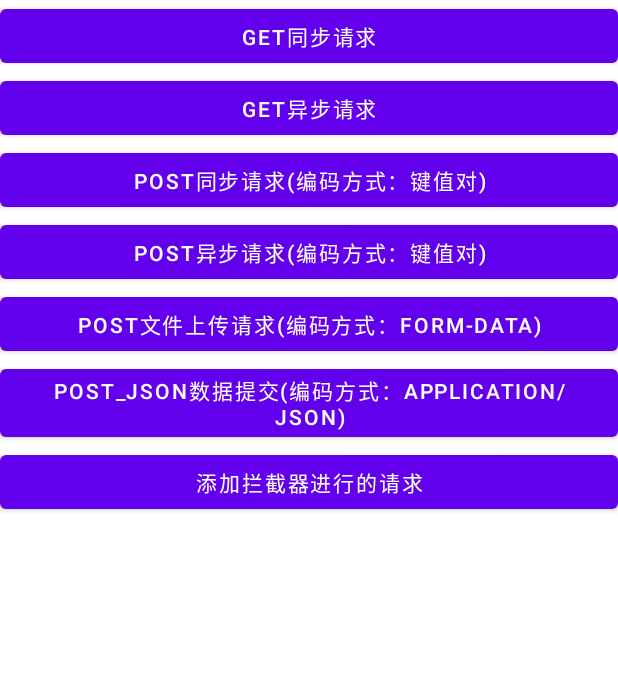
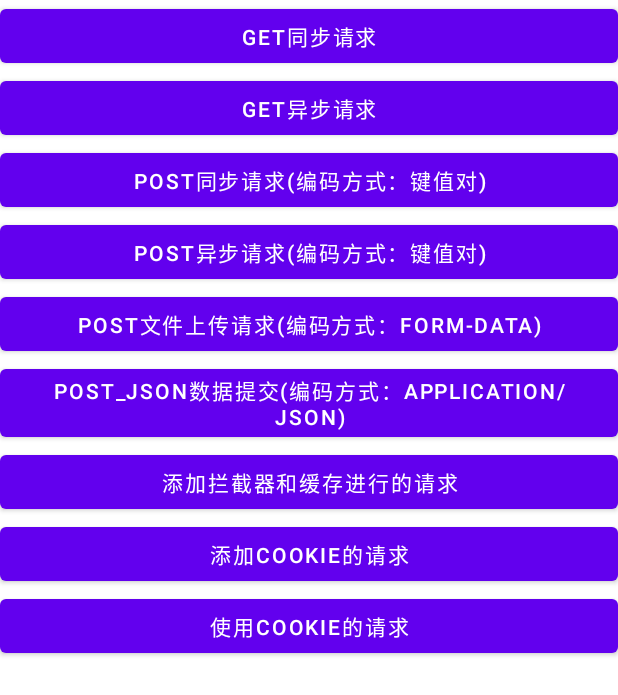
Before and after one commit to StevenMayD/AndroidLearning, an Android app: the screen it shows after launch (OKhttpActivity), on a phone screen of 412 x 824 dp. Shown: the top 695 px of the screen. Run offline under Robolectric (Android 15) with nearby library versions, the phone set to English and light mode, and no system bars.

Commit message:
12、Android网络加载框架：OkHttp请求 - 构建者的配置 - b.配置缓存、 配置Cookie

```diff
--- a/app/src/main/res/layout/activity_okhttp.xml
+++ b/app/src/main/res/layout/activity_okhttp.xml
@@ -51,7 +51,21 @@
     <Button
         android:layout_width="match_parent"
         android:layout_height="wrap_content"
-        android:text="添加拦截器进行的请求"
-        android:onClick="request_addInterceptor"
+        android:text="添加拦截器和缓存进行的请求"
+        android:onClick="request_addInterceptorAndCache"
+        />
+
+    <Button
+        android:layout_width="match_parent"
+        android:layout_height="wrap_content"
+        android:text="添加Cookie的请求"
+        android:onClick="request_addCookie"
+        />
+
+    <Button
+        android:layout_width="match_parent"
+        android:layout_height="wrap_content"
+        android:text="使用Cookie的请求"
+        android:onClick="request_useCookie"
         />
 </LinearLayout>
```
Also changed, not shown: app/src/main/java/com/example/androidlearning/view/activity/OKhttpActivity.java (+84 -5 lines).
